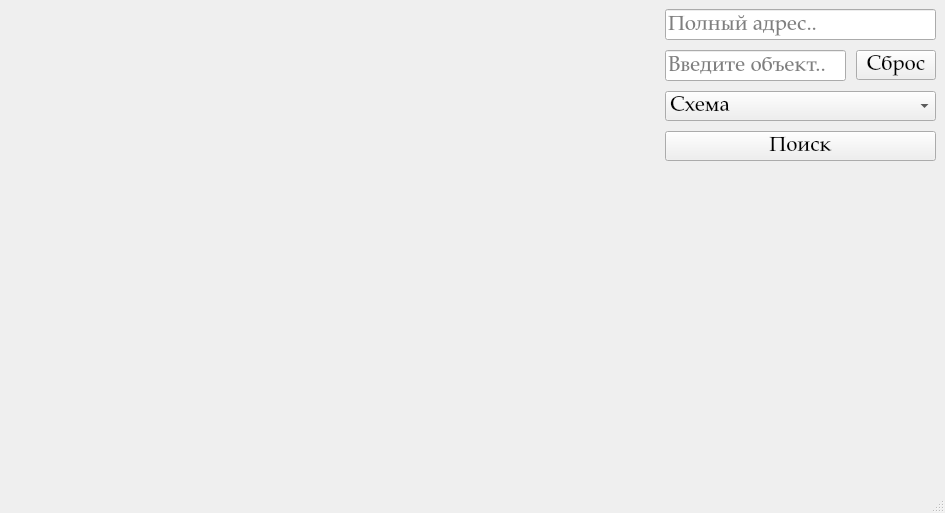
This is ui/main_window.ui in fearppen/Map as Qt 5 draws it before an edit. The edited form follows.
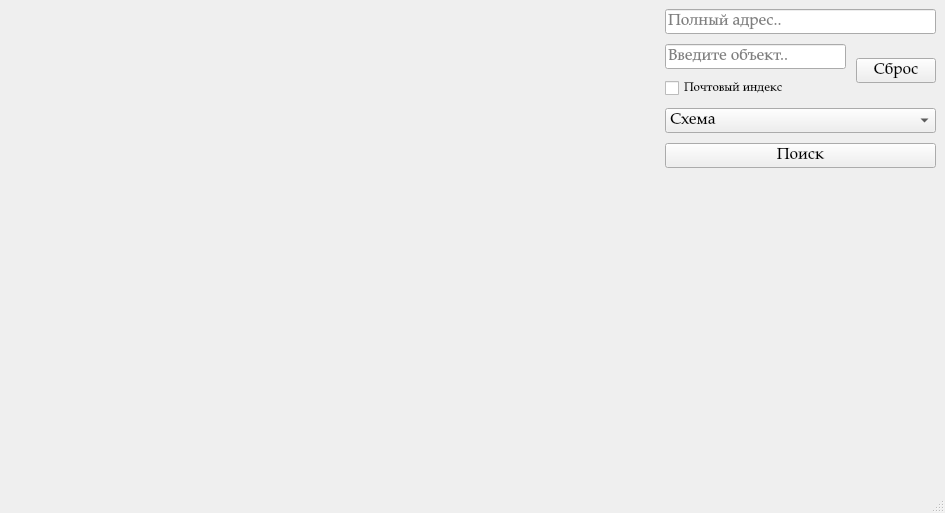
This is the edited form.

```diff
--- a/ui/main_window.ui
+++ b/ui/main_window.ui
@@ -41,7 +41,7 @@
         <property name="font">
          <font>
           <family>Palatino Linotype</family>
-          <pointsize>16</pointsize>
+          <pointsize>12</pointsize>
          </font>
         </property>
         <property name="focusPolicy">
@@ -61,11 +61,13 @@
          <enum>QLayout::SetNoConstraint</enum>
         </property>
         <item>
+         <layout class="QVBoxLayout" name="verticalLayout_3">
+          <item>
          <widget class="QLineEdit" name="input_object">
           <property name="font">
            <font>
             <family>Palatino Linotype</family>
-            <pointsize>16</pointsize>
+              <pointsize>12</pointsize>
            </font>
           </property>
           <property name="focusPolicy">
@@ -77,11 +79,25 @@
          </widget>
         </item>
         <item>
+           <widget class="QCheckBox" name="check_postal_code">
+            <property name="font">
+             <font>
+              <family>Palatino Linotype</family>
+             </font>
+            </property>
+            <property name="text">
+             <string>Почтовый индекс</string>
+            </property>
+           </widget>
+          </item>
+         </layout>
+        </item>
+        <item>
          <widget class="QPushButton" name="button_clear">
           <property name="font">
            <font>
             <family>Palatino Linotype</family>
-            <pointsize>16</pointsize>
+            <pointsize>12</pointsize>
            </font>
           </property>
           <property name="focusPolicy">
@@ -99,7 +115,7 @@
         <property name="font">
          <font>
           <family>Palatino Linotype</family>
-          <pointsize>16</pointsize>
+          <pointsize>12</pointsize>
          </font>
         </property>
         <property name="cursor">
@@ -133,7 +149,7 @@
         <property name="font">
          <font>
           <family>Palatino Linotype</family>
-          <pointsize>16</pointsize>
+          <pointsize>12</pointsize>
          </font>
         </property>
         <property name="focusPolicy">
```
Lines whose indentation alone changed are shown as unchanged.
